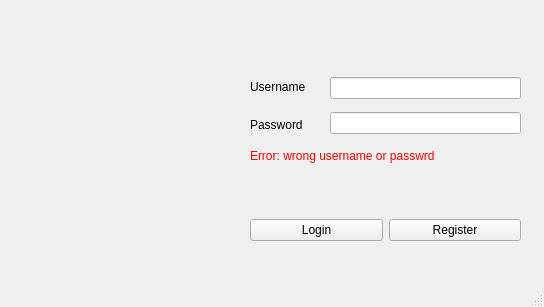
This is mainwindow.ui in habebasaad/group-project-hospital- as Qt 5 draws it before an edit. The edited form follows.
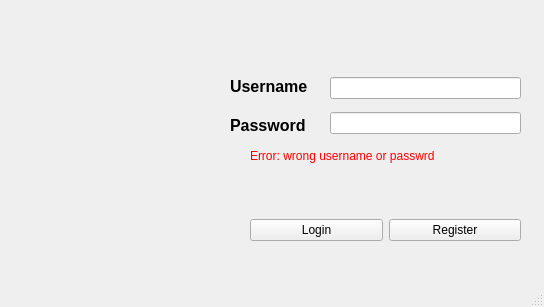
This is the edited form.

Diff of the .ui file:
```diff
--- a/mainwindow.ui
+++ b/mainwindow.ui
@@ -52,15 +52,23 @@
    <widget class="QWidget" name="layoutWidget">
     <property name="geometry">
      <rect>
-      <x>250</x>
+      <x>230</x>
       <y>70</y>
-      <width>81</width>
+      <width>96</width>
       <height>71</height>
      </rect>
     </property>
     <layout class="QVBoxLayout" name="verticalLayout_2">
      <item>
       <widget class="QLabel" name="labelusername">
+       <property name="font">
+        <font>
+         <family>Segoe UI</family>
+         <pointsize>12</pointsize>
+         <italic>false</italic>
+         <bold>true</bold>
+        </font>
+       </property>
        <property name="styleSheet">
         <string notr="true">font: 700 12pt &quot;Segoe UI&quot;;</string>
        </property>
@@ -71,6 +79,14 @@
      </item>
      <item>
       <widget class="QLabel" name="labelpassword">
+       <property name="font">
+        <font>
+         <family>Segoe UI</family>
+         <pointsize>12</pointsize>
+         <italic>false</italic>
+         <bold>true</bold>
+        </font>
+       </property>
        <property name="styleSheet">
         <string notr="true">font: 700 12pt &quot;Segoe UI&quot;;</string>
        </property>
```
Left out of the diff: 2 changed lines with no effect on the pictures.
